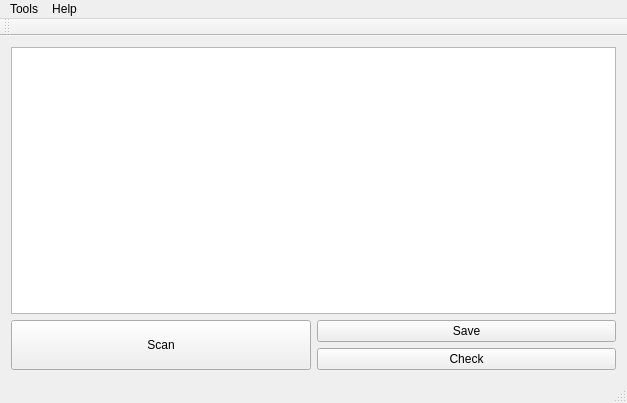
First picture: the form in mainwindow.ui, repository Jyang772/PenguHash, before the edit.
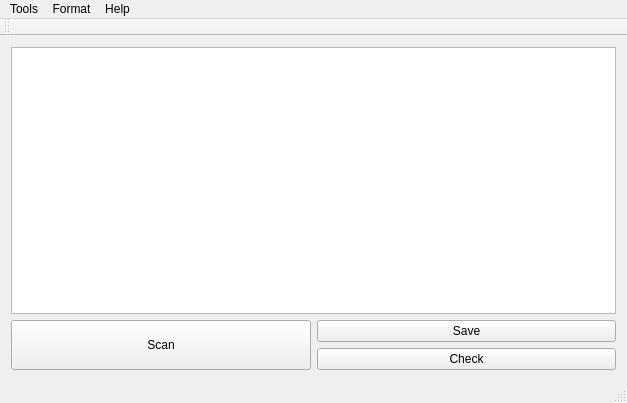
Second picture: the form after the edit.

Commit message: Custom Binary Format

```diff
--- a/mainwindow.ui
+++ b/mainwindow.ui
@@ -91,7 +91,15 @@
     <addaction name="actionSet_Directory"/>
     <addaction name="actionFind"/>
    </widget>
+   <widget class="QMenu" name="menuFormat">
+    <property name="title">
+     <string>Format</string>
+    </property>
+    <addaction name="actionText"/>
+    <addaction name="actionBinary"/>
+   </widget>
    <addaction name="menuTools"/>
+   <addaction name="menuFormat"/>
    <addaction name="menuHelp"/>
   </widget>
   <widget class="QToolBar" name="mainToolBar">
```
Left out of the diff: 24 changed lines with no effect on the pictures. The commit also changes 6 other files.
